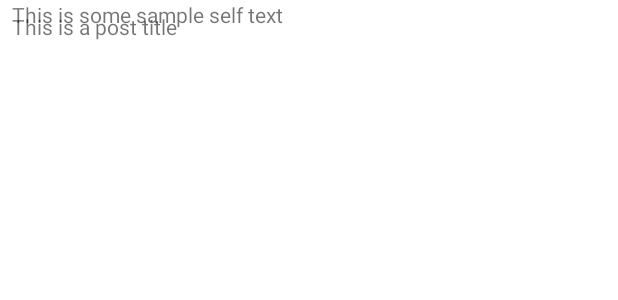
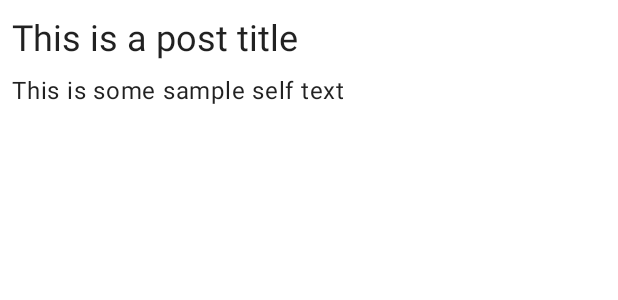
Before and after one commit to cbruegg/red-toy, an Android app: the layout row_full_self_post.xml on its own in the app's theme, with its tools: preview values and no code run, on a phone screen of 412 x 824 dp. Shown: the top 300 px of the screen. Run offline under Robolectric (Android 15) with nearby library versions, the phone set to English and light mode, and no system bars.

Commit message:
Make post view prettier as well

```diff
--- a/app/src/main/java/com/cbruegg/redtoy/post/PostFragment.kt
+++ b/app/src/main/java/com/cbruegg/redtoy/post/PostFragment.kt
@@ -9,6 +9,7 @@ import androidx.fragment.app.viewModels
 import androidx.lifecycle.Lifecycle
 import androidx.lifecycle.lifecycleScope
 import androidx.lifecycle.repeatOnLifecycle
+import androidx.recyclerview.widget.DividerItemDecoration
 import androidx.recyclerview.widget.LinearLayoutManager
 import com.cbruegg.redtoy.databinding.FragmentPostBinding
 import dagger.hilt.android.AndroidEntryPoint
@@ -31,8 +32,10 @@ class PostFragment: Fragment() {
         _binding = FragmentPostBinding.inflate(inflater, container, false)
 
         val postAdapter = PostContentAdapter(null, emptyList())
+        val layoutManager = LinearLayoutManager(context)
         binding.postContentList.adapter = postAdapter
-        binding.postContentList.layoutManager = LinearLayoutManager(context)
+        binding.postContentList.layoutManager = layoutManager
+        binding.postContentList.addItemDecoration(DividerItemDecoration(context, layoutManager.orientation))
 
         // TODO Add refresh button? Or pull to refresh?
 
--- a/app/src/main/res/layout/fragment_post.xml
+++ b/app/src/main/res/layout/fragment_post.xml
@@ -7,12 +7,10 @@
 
     <androidx.recyclerview.widget.RecyclerView
         android:id="@+id/postContentList"
-        android:layout_width="409dp"
-        android:layout_height="729dp"
+        android:layout_width="0dp"
+        android:layout_height="0dp"
         android:layout_marginStart="8dp"
-        android:layout_marginTop="8dp"
         android:layout_marginEnd="8dp"
-        android:layout_marginBottom="8dp"
         app:layout_constraintBottom_toBottomOf="parent"
         app:layout_constraintEnd_toEndOf="parent"
         app:layout_constraintStart_toStartOf="parent"
--- a/app/src/main/res/layout/row_comment.xml
+++ b/app/src/main/res/layout/row_comment.xml
@@ -12,6 +12,7 @@
         android:layout_marginStart="8dp"
         android:layout_marginTop="8dp"
         android:layout_marginEnd="8dp"
+        android:textAppearance="@style/TextAppearance.Material3.LabelMedium"
         app:layout_constraintEnd_toEndOf="parent"
         app:layout_constraintStart_toStartOf="parent"
         app:layout_constraintTop_toTopOf="parent"
@@ -22,7 +23,11 @@
         android:layout_width="0dp"
         android:layout_height="wrap_content"
         android:layout_marginStart="8dp"
+        android:layout_marginTop="8dp"
         android:layout_marginEnd="8dp"
+        android:layout_marginBottom="8dp"
+        android:textAppearance="@style/TextAppearance.Material3.BodyMedium"
+        app:layout_constraintBottom_toBottomOf="parent"
         app:layout_constraintEnd_toEndOf="parent"
         app:layout_constraintStart_toStartOf="parent"
         app:layout_constraintTop_toBottomOf="@+id/commentAuthor"
--- a/app/src/main/res/layout/row_full_self_post.xml
+++ b/app/src/main/res/layout/row_full_self_post.xml
@@ -12,6 +12,7 @@
         android:layout_marginStart="8dp"
         android:layout_marginTop="8dp"
         android:layout_marginEnd="8dp"
+        android:textAppearance="@style/TextAppearance.Material3.HeadlineSmall"
         app:layout_constraintEnd_toEndOf="parent"
         app:layout_constraintStart_toStartOf="parent"
         app:layout_constraintTop_toTopOf="parent"
@@ -22,9 +23,11 @@
         android:layout_width="0dp"
         android:layout_height="wrap_content"
         android:layout_marginStart="8dp"
+        android:layout_marginTop="8dp"
         android:layout_marginEnd="8dp"
+        android:textAppearance="@style/TextAppearance.Material3.BodyLarge"
         app:layout_constraintEnd_toEndOf="parent"
         app:layout_constraintStart_toStartOf="parent"
-        app:layout_constraintTop_toBottomOf="@+id/commentAuthor"
+        app:layout_constraintTop_toBottomOf="@+id/selfPostTitle"
         tools:text="This is some sample self text" />
 </androidx.constraintlayout.widget.ConstraintLayout>
```
Also changed, not shown: app/src/main/res/layout/row_post.xml (+5 -4 lines).
